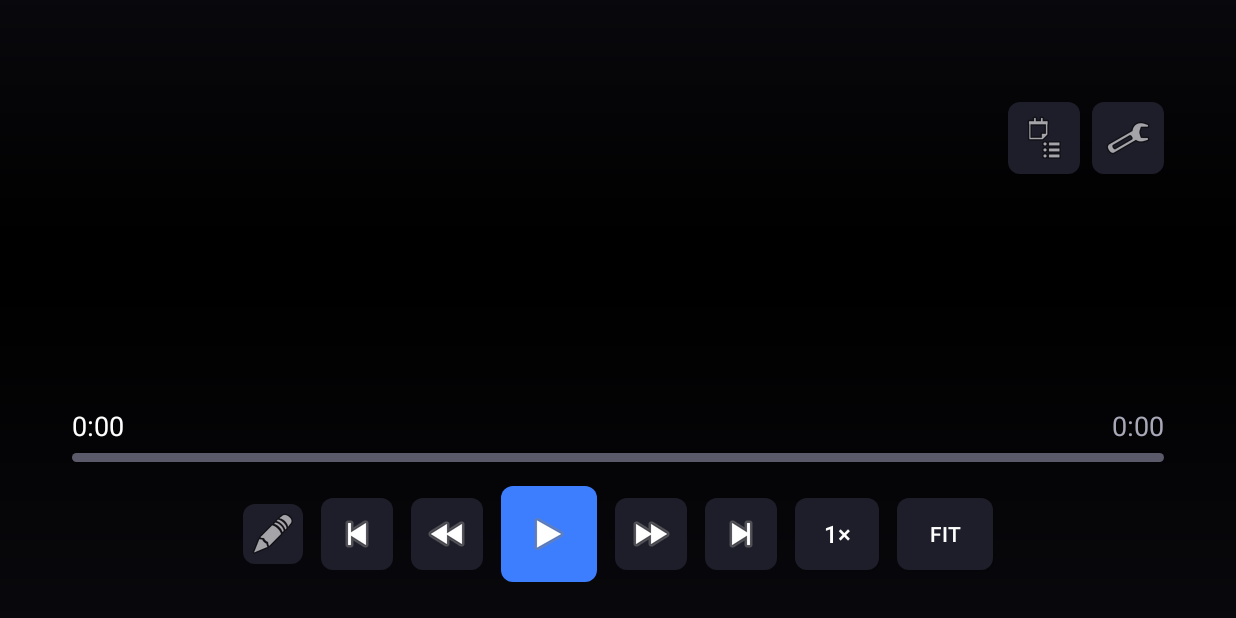
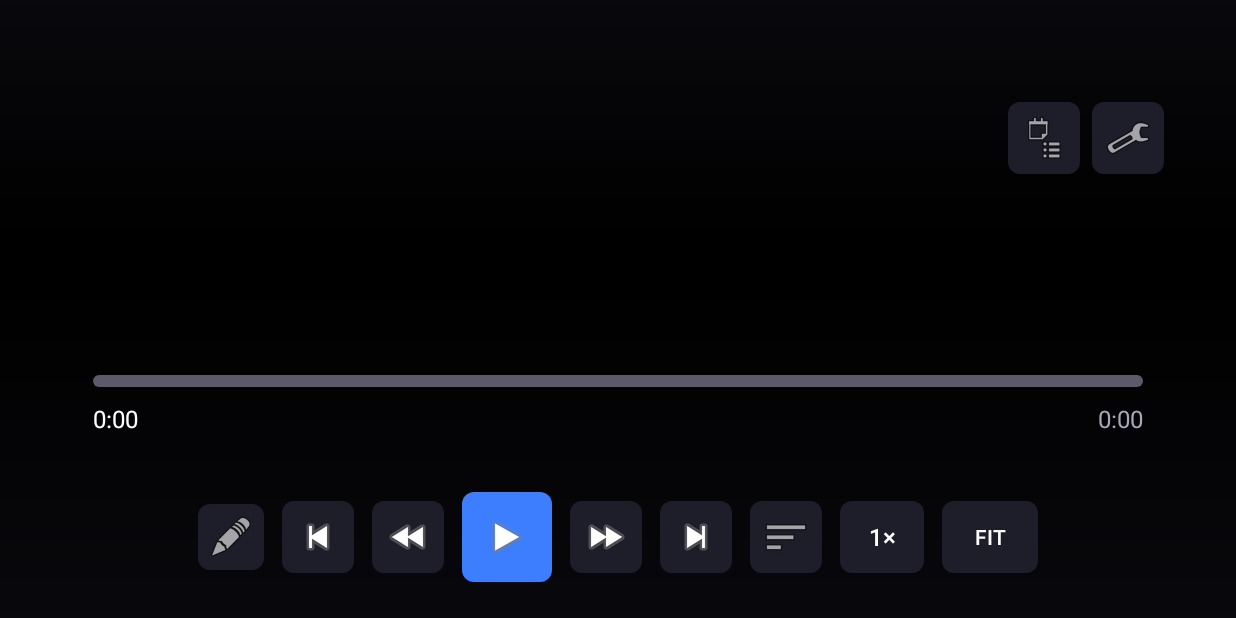
Before and after one commit to aidarmk-tech/ai, an Android app: the PlayerActivity screen opened directly, with no data from a screen before it, on a phone screen of 824 x 412 dp (held sideways). Run offline under Robolectric (Android 15) with nearby library versions, the phone set to English and light mode, and no system bars; our stand-ins replace Dagger/Hilt's generated code; libraries missing offline, so code that uses them is left out: org.videolan.libvlc; plain views replace VLCVideoLayout; pictures from the network do not load; 1 statement that could not run was skipped.

Commit message:
redesign(player): readable full-screen info overlay + Infuse-style OSD + Netflix navigation
Info overlay: full-screen, sized poster + wide readable description (no
more per-word wrapping); the episodes panel shows only when episodes
exist, so a movie's description spans the width. Splash overlay widened
likewise.

OSD: minimal Infuse-style bottom bar — focusable scrubber (big progress +
time at the ends) with a focus highlight, and a centered, scrollable thin
icon row (added an audio/subtitles button).

Navigation (Netflix model): scrubber owns focus by default — ←/→ ALWAYS
seek, OK = play/pause, ↑ = audio/subs, ↓ = button row (←/→ move between
buttons, ↑/Back return to the scrubber). Eliminates the old seek-vs-
navigate mode confusion that let presses land on play/stop. Focus zone
resets to the scrubber whenever the OSD hides.

https://claude.ai/code/session_01EzqQdwCXP9Bt39GYzEAxL4

```diff
--- /dev/null
+++ b/lampa-player-native/app/src/main/res/drawable/scrubber_bg.xml
@@ -0,0 +1,17 @@
+<?xml version="1.0" encoding="utf-8"?>
+<selector xmlns:android="http://schemas.android.com/apk/res/android">
+    <!-- Focused: subtle accent panel so it's clear the scrubber is active -->
+    <item android:state_focused="true">
+        <shape android:shape="rectangle">
+            <corners android:radius="12dp" />
+            <solid android:color="#1FFFFFFF" />
+            <stroke android:width="2dp" android:color="@color/accent_primary" />
+        </shape>
+    </item>
+    <item>
+        <shape android:shape="rectangle">
+            <corners android:radius="12dp" />
+            <solid android:color="#00000000" />
+        </shape>
+    </item>
+</selector>
--- a/lampa-player-native/app/src/main/res/layout/activity_player.xml
+++ b/lampa-player-native/app/src/main/res/layout/activity_player.xml
@@ -121,49 +121,42 @@
                 android:focusable="true" />
         </LinearLayout>
 
-        <!-- BOTTOM controls -->
+        <!-- BOTTOM controls (Infuse-minimal) -->
         <LinearLayout
             android:layout_width="match_parent"
-            android:layout_height="220dp"
+            android:layout_height="wrap_content"
             android:layout_gravity="bottom"
             android:background="@drawable/bg_osd_gradient_bottom"
             android:orientation="vertical"
             android:paddingHorizontal="@dimen/safe_margin"
-            android:paddingBottom="@dimen/space_md"
-            android:gravity="bottom">
+            android:paddingTop="@dimen/space_lg"
+            android:paddingBottom="@dimen/space_md">
 
+            <!-- Scrubber: фокусируемая полоса прогресса + время по краям -->
             <LinearLayout
+                android:id="@+id/scrubber"
                 android:layout_width="match_parent"
                 android:layout_height="wrap_content"
-                android:orientation="horizontal"
-                android:gravity="center_vertical"
-                android:layout_marginBottom="6dp">
+                android:orientation="vertical"
+                android:focusable="true"
+                android:background="@drawable/scrubber_bg"
+                android:padding="14dp"
+                android:layout_marginBottom="@dimen/space_md">
 
-                <TextView android:id="@+id/tv_current_time"
-                    android:layout_width="wrap_content" android:layout_height="wrap_content"
-                    android:textColor="@color/text_primary" android:textSize="18sp" android:text="0:00" />
-                <View android:layout_width="0dp" android:layout_height="0dp" android:layout_weight="1" />
-                <TextView android:id="@+id/tv_duration"
-                    android:layout_width="wrap_content" android:layout_height="wrap_content"
-                    android:textColor="@color/text_secondary" android:textSize="18sp" android:text="0:00" />
-            </LinearLayout>
-
-            <!-- Progress bar + seek indicator stacked -->
                 <FrameLayout
                     android:layout_width="match_parent"
                     android:layout_height="wrap_content"
-                android:layout_marginBottom="@dimen/space_sm">
+                    android:layout_marginBottom="10dp">
 
                     <ProgressBar android:id="@+id/progress_bar"
                         style="?android:attr/progressBarStyleHorizontal"
-                    android:layout_width="match_parent" android:layout_height="6dp"
+                        android:layout_width="match_parent" android:layout_height="8dp"
                         android:layout_gravity="center_vertical"
                         android:max="1000" android:progressDrawable="@drawable/bg_progress_track" />
 
-                <!-- Seek target indicator (white, semi-transparent) -->
                     <ProgressBar android:id="@+id/seek_indicator"
                         style="?android:attr/progressBarStyleHorizontal"
-                    android:layout_width="match_parent" android:layout_height="6dp"
+                        android:layout_width="match_parent" android:layout_height="8dp"
                         android:layout_gravity="center_vertical"
                         android:max="1000"
                         android:progressTint="#88FFFFFF"
@@ -175,10 +168,33 @@
                     android:layout_width="match_parent"
                     android:layout_height="wrap_content"
                     android:orientation="horizontal"
+                    android:gravity="center_vertical">
+
+                    <TextView android:id="@+id/tv_current_time"
+                        android:layout_width="wrap_content" android:layout_height="wrap_content"
+                        android:textColor="@color/text_primary" android:textSize="16sp" android:text="0:00" />
+                    <View android:layout_width="0dp" android:layout_height="0dp" android:layout_weight="1" />
+                    <TextView android:id="@+id/tv_duration"
+                        android:layout_width="wrap_content" android:layout_height="wrap_content"
+                        android:textColor="@color/text_secondary" android:textSize="16sp" android:text="0:00" />
+                </LinearLayout>
+            </LinearLayout>
+
+            <!-- Ряд кнопок (тонкие иконки по центру, прокрутка при переполнении) -->
+            <HorizontalScrollView
+                android:layout_width="match_parent"
+                android:layout_height="wrap_content"
+                android:scrollbars="none"
+                android:fillViewport="true">
+
+                <LinearLayout
+                    android:layout_width="match_parent"
+                    android:layout_height="wrap_content"
+                    android:orientation="horizontal"
                     android:gravity="center">
 
                     <ImageButton android:id="@+id/btn_mark_intro"
-                    android:layout_width="40dp" android:layout_height="40dp"
+                        android:layout_width="44dp" android:layout_height="44dp"
                         android:src="@android:drawable/ic_menu_edit"
                         android:background="@drawable/bg_button"
                         android:contentDescription="Отметить интро"
@@ -199,7 +215,7 @@
                         android:focusable="true" android:layout_marginHorizontal="6dp" />
 
                     <ImageButton android:id="@+id/btn_play_pause"
-                    android:layout_width="64dp" android:layout_height="64dp"
+                        android:layout_width="60dp" android:layout_height="60dp"
                         android:src="@android:drawable/ic_media_play"
                         android:background="@drawable/bg_button_accent"
                         android:contentDescription="Пауза"
@@ -217,6 +233,13 @@
                         android:src="@android:drawable/ic_media_next"
                         android:background="@drawable/bg_button"
                         android:contentDescription="След. серия"
+                        android:focusable="true" android:layout_marginHorizontal="6dp" />
+
+                    <ImageButton android:id="@+id/btn_tracks"
+                        android:layout_width="48dp" android:layout_height="48dp"
+                        android:src="@android:drawable/ic_menu_sort_by_size"
+                        android:background="@drawable/bg_button"
+                        android:contentDescription="Аудио и субтитры"
                         android:focusable="true" android:layout_marginHorizontal="6dp" />
 
                     <Button android:id="@+id/btn_speed"
@@ -243,6 +266,7 @@
                         android:contentDescription="Соотношение / зум"
                         android:focusable="true" android:layout_marginHorizontal="6dp" />
                 </LinearLayout>
+            </HorizontalScrollView>
         </LinearLayout>
     </FrameLayout>
 
@@ -348,89 +372,80 @@
         android:lineSpacingMultiplier="1.1"
         android:padding="@dimen/space_sm" android:visibility="gone" />
 
-    <!-- ═══ INFO OVERLAY (double-↓): инфо о контенте + серии ═══ -->
+    <!-- ═══ INFO OVERLAY (↓): инфо о контенте + серии (full-screen) ═══ -->
     <LinearLayout
         android:id="@+id/info_overlay"
         android:layout_width="match_parent"
         android:layout_height="match_parent"
         android:orientation="horizontal"
-        android:background="#E5000000"
+        android:gravity="center_vertical"
+        android:background="#F2070708"
+        android:paddingHorizontal="@dimen/safe_margin"
+        android:paddingVertical="@dimen/space_lg"
         android:visibility="gone">
 
-        <!-- Left 45%: постер + описание + EPG + формат -->
-        <LinearLayout
-            android:layout_width="0dp"
-            android:layout_height="match_parent"
-            android:layout_weight="0.45"
-            android:orientation="vertical"
-            android:background="#FF111118"
-            android:padding="@dimen/safe_margin">
-
-            <!-- Постер + мета текст -->
-            <LinearLayout
-                android:layout_width="match_parent"
-                android:layout_height="0dp"
-                android:layout_weight="1"
-                android:orientation="horizontal"
-                android:gravity="top">
-
+        <!-- Постер -->
         <ImageView android:id="@+id/iv_overlay_poster"
-                    android:layout_width="@dimen/poster_width"
-                    android:layout_height="@dimen/poster_height"
+            android:layout_width="220dp"
+            android:layout_height="330dp"
             android:scaleType="centerCrop"
             android:background="@color/bg_surface"
-                    android:layout_marginEnd="@dimen/space_md" />
+            android:layout_marginEnd="@dimen/space_lg" />
 
+        <!-- Текстовый блок: название + мета + описание (широкий, читаемый) -->
         <LinearLayout
             android:id="@+id/overlay_meta_section"
             android:layout_width="0dp"
-                    android:layout_height="wrap_content"
+            android:layout_height="match_parent"
             android:layout_weight="1"
-                    android:orientation="vertical">
+            android:orientation="vertical"
+            android:gravity="center_vertical">
 
             <TextView android:id="@+id/tv_overlay_meta_title"
                 android:layout_width="match_parent" android:layout_height="wrap_content"
-                        android:textColor="@color/text_primary" android:textSize="24sp"
+                android:textColor="@color/text_primary" android:textSize="34sp"
                 android:fontFamily="sans-serif-medium"
-                        android:layout_marginBottom="@dimen/space_xs" />
+                android:maxLines="2" android:ellipsize="end"
+                android:layout_marginBottom="@dimen/space_sm" />
 
             <TextView android:id="@+id/tv_overlay_meta_info"
                 android:layout_width="match_parent" android:layout_height="wrap_content"
-                        android:textColor="@color/accent_primary" android:textSize="15sp"
-                        android:layout_marginBottom="@dimen/space_sm" />
+                android:textColor="@color/accent_primary" android:textSize="17sp"
+                android:layout_marginBottom="@dimen/space_md" />
 
             <TextView android:id="@+id/tv_overlay_meta_overview"
                 android:layout_width="match_parent" android:layout_height="wrap_content"
-                        android:textColor="@color/text_secondary" android:textSize="15sp"
-                        android:maxLines="7" android:ellipsize="end" />
-                </LinearLayout>
-            </LinearLayout>
+                android:textColor="@color/text_secondary" android:textSize="18sp"
+                android:lineSpacingMultiplier="1.25"
+                android:maxLines="8" android:ellipsize="end" />
 
             <!-- EPG -->
             <TextView android:id="@+id/tv_overlay_epg"
                 android:layout_width="match_parent" android:layout_height="wrap_content"
-                android:layout_marginTop="@dimen/space_sm"
-                android:textColor="@color/text_primary" android:textSize="15sp"
+                android:layout_marginTop="@dimen/space_md"
+                android:textColor="@color/text_primary" android:textSize="16sp"
                 android:visibility="gone" />
 
             <!-- Формат видео -->
             <TextView android:id="@+id/tv_overlay_video_info"
-                android:layout_width="match_parent" android:layout_height="wrap_content"
-                android:layout_marginTop="@dimen/space_sm"
+                android:layout_width="wrap_content" android:layout_height="wrap_content"
+                android:layout_marginTop="@dimen/space_md"
                 android:background="@drawable/bg_diag"
                 android:textColor="@color/text_secondary"
-                android:fontFamily="monospace" android:textSize="12sp"
+                android:fontFamily="monospace" android:textSize="13sp"
                 android:padding="@dimen/space_xs"
                 android:visibility="gone" />
         </LinearLayout>
 
-        <!-- Right 55%: список серий (только если есть) -->
+        <!-- Панель «Серии» — только когда есть серии -->
         <LinearLayout
-            android:layout_width="0dp"
+            android:id="@+id/episodes_panel"
+            android:layout_width="380dp"
             android:layout_height="match_parent"
-            android:layout_weight="0.55"
+            android:layout_marginStart="@dimen/space_lg"
             android:orientation="vertical"
-            android:background="@color/bg_elevated">
+            android:background="@color/bg_elevated"
+            android:visibility="gone">
 
             <TextView
                 android:layout_width="match_parent"
@@ -439,7 +454,7 @@
                 android:gravity="center_vertical"
                 android:paddingHorizontal="@dimen/space_md"
                 android:textColor="@color/accent_primary"
-                android:textSize="15sp"
+                android:textSize="16sp"
                 android:fontFamily="sans-serif-medium"
                 android:background="@color/bg_surface" />
 
@@ -547,18 +562,18 @@
         <LinearLayout
             android:layout_width="0dp"
             android:layout_height="match_parent"
-            android:layout_weight="0.58"
+            android:layout_weight="0.72"
             android:background="@drawable/bg_metadata_overlay"
             android:orientation="horizontal"
             android:padding="@dimen/safe_margin"
             android:gravity="center_vertical">
 
             <ImageView android:id="@+id/iv_meta_poster"
-                android:layout_width="@dimen/poster_width"
-                android:layout_height="@dimen/poster_height"
+                android:layout_width="200dp"
+                android:layout_height="300dp"
                 android:scaleType="centerCrop"
                 android:background="@color/bg_elevated"
-                android:layout_marginEnd="@dimen/space_md" />
+                android:layout_marginEnd="@dimen/space_lg" />
 
             <LinearLayout
                 android:layout_width="0dp"
@@ -568,22 +583,25 @@
 
                 <TextView android:id="@+id/tv_meta_title"
                     android:layout_width="match_parent" android:layout_height="wrap_content"
-                    android:textColor="@color/text_primary" android:textSize="32sp"
-                    android:fontFamily="sans-serif-medium" android:layout_marginBottom="@dimen/space_xs" />
+                    android:textColor="@color/text_primary" android:textSize="34sp"
+                    android:fontFamily="sans-serif-medium"
+                    android:maxLines="2" android:ellipsize="end"
+                    android:layout_marginBottom="@dimen/space_sm" />
 
                 <TextView android:id="@+id/tv_meta_info"
                     android:layout_width="match_parent" android:layout_height="wrap_content"
                     android:textColor="@color/accent_primary" android:textSize="18sp"
-                    android:layout_marginBottom="@dimen/space_sm" />
+                    android:layout_marginBottom="@dimen/space_md" />
 
                 <TextView android:id="@+id/tv_meta_overview"
                     android:layout_width="match_parent" android:layout_height="wrap_content"
                     android:textColor="@color/text_secondary" android:textSize="18sp"
-                    android:maxLines="5" android:ellipsize="end" />
+                    android:lineSpacingMultiplier="1.25"
+                    android:maxLines="6" android:ellipsize="end" />
             </LinearLayout>
         </LinearLayout>
 
-        <View android:layout_width="0dp" android:layout_height="match_parent" android:layout_weight="0.42" />
+        <View android:layout_width="0dp" android:layout_height="match_parent" android:layout_weight="0.28" />
     </LinearLayout>
 
 </FrameLayout>
```
Also changed, not shown: lampa-player-native/app/src/main/kotlin/com/lampplayer/tv/player/PlayerActivity.kt (+48 -45 lines). Lines whose indentation alone changed are shown as unchanged.
